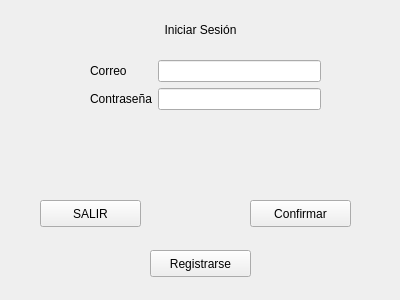
Old version of the form login.ui in the repository R0otDrigo/SIT-Core.
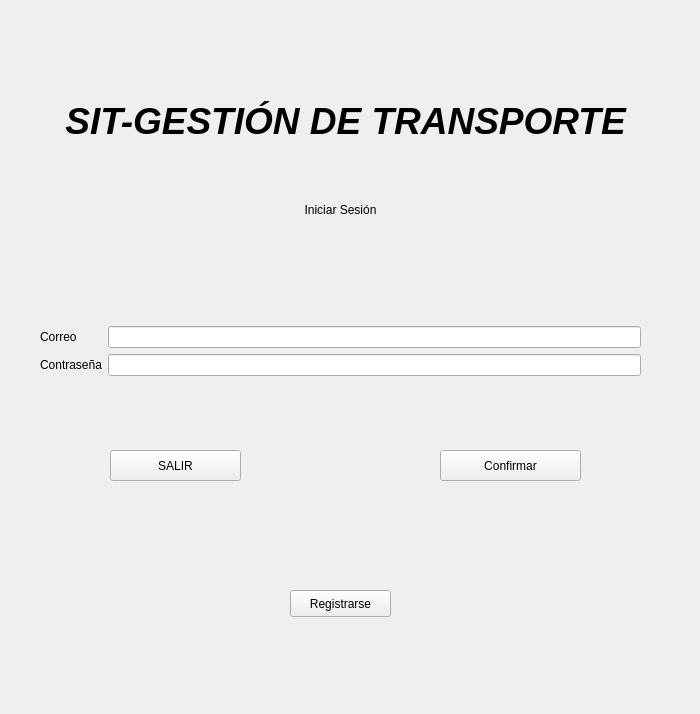
New version of the form.

What changed in the file:
```diff
--- a/login.ui
+++ b/login.ui
@@ -6,8 +6,8 @@
    <rect>
     <x>0</x>
     <y>0</y>
-    <width>400</width>
-    <height>300</height>
+    <width>700</width>
+    <height>714</height>
    </rect>
   </property>
   <property name="windowTitle">
@@ -16,13 +16,25 @@
   <widget class="QWidget" name="formLayoutWidget">
    <property name="geometry">
     <rect>
-     <x>90</x>
-     <y>60</y>
-     <width>231</width>
-     <height>71</height>
+     <x>40</x>
+     <y>290</y>
+     <width>601</width>
+     <height>121</height>
     </rect>
    </property>
    <layout class="QFormLayout" name="formLayout">
+    <property name="labelAlignment">
+     <set>Qt::AlignmentFlag::AlignBottom|Qt::AlignmentFlag::AlignLeading|Qt::AlignmentFlag::AlignLeft</set>
+    </property>
+    <property name="formAlignment">
+     <set>Qt::AlignmentFlag::AlignLeading|Qt::AlignmentFlag::AlignLeft|Qt::AlignmentFlag::AlignVCenter</set>
+    </property>
+    <property name="horizontalSpacing">
+     <number>6</number>
+    </property>
+    <property name="leftMargin">
+     <number>0</number>
+    </property>
     <item row="0" column="0">
      <widget class="QLabel" name="correoLabel">
       <property name="text">
@@ -41,15 +53,19 @@
      </widget>
     </item>
     <item row="1" column="1">
-     <widget class="QLineEdit" name="contraseALineEdit"/>
+     <widget class="QLineEdit" name="contraseALineEdit">
+      <property name="echoMode">
+       <enum>QLineEdit::EchoMode::Password</enum>
+      </property>
+     </widget>
     </item>
    </layout>
   </widget>
   <widget class="QLabel" name="label">
    <property name="geometry">
     <rect>
-     <x>110</x>
-     <y>20</y>
+     <x>250</x>
+     <y>200</y>
      <width>181</width>
      <height>19</height>
     </rect>
@@ -70,10 +86,10 @@
   <widget class="QPushButton" name="loginButton">
    <property name="geometry">
     <rect>
-     <x>250</x>
-     <y>200</y>
-     <width>101</width>
-     <height>27</height>
+     <x>440</x>
+     <y>450</y>
+     <width>141</width>
+     <height>31</height>
     </rect>
    </property>
    <property name="text">
@@ -83,10 +99,10 @@
   <widget class="QPushButton" name="pushButton_2">
    <property name="geometry">
     <rect>
-     <x>40</x>
-     <y>200</y>
-     <width>101</width>
-     <height>27</height>
+     <x>110</x>
+     <y>450</y>
+     <width>131</width>
+     <height>31</height>
     </rect>
    </property>
    <property name="text">
@@ -96,8 +112,8 @@
   <widget class="QLabel" name="info">
    <property name="geometry">
     <rect>
-     <x>27</x>
-     <y>140</y>
+     <x>170</x>
+     <y>420</y>
      <width>341</width>
      <height>51</height>
     </rect>
@@ -109,8 +125,8 @@
   <widget class="QPushButton" name="signUpButton">
    <property name="geometry">
     <rect>
-     <x>150</x>
-     <y>250</y>
+     <x>290</x>
+     <y>590</y>
      <width>101</width>
      <height>27</height>
     </rect>
@@ -119,6 +135,35 @@
     <string>Registrarse</string>
    </property>
   </widget>
+  <widget class="QLabel" name="label_2">
+   <property name="geometry">
+    <rect>
+     <x>30</x>
+     <y>80</y>
+     <width>631</width>
+     <height>81</height>
+    </rect>
+   </property>
+   <property name="font">
+    <font>
+     <pointsize>28</pointsize>
+     <italic>true</italic>
+     <bold>true</bold>
+    </font>
+   </property>
+   <property name="layoutDirection">
+    <enum>Qt::LayoutDirection::LeftToRight</enum>
+   </property>
+   <property name="autoFillBackground">
+    <bool>true</bool>
+   </property>
+   <property name="text">
+    <string>SIT-GESTIÓN DE TRANSPORTE</string>
+   </property>
+   <property name="alignment">
+    <set>Qt::AlignmentFlag::AlignCenter</set>
+   </property>
+  </widget>
  </widget>
  <resources/>
  <connections/>
```
